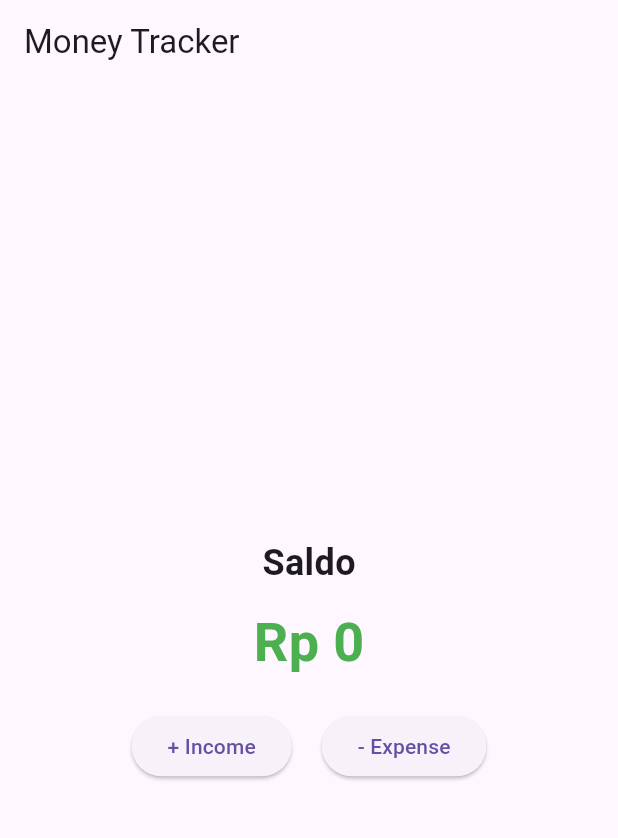
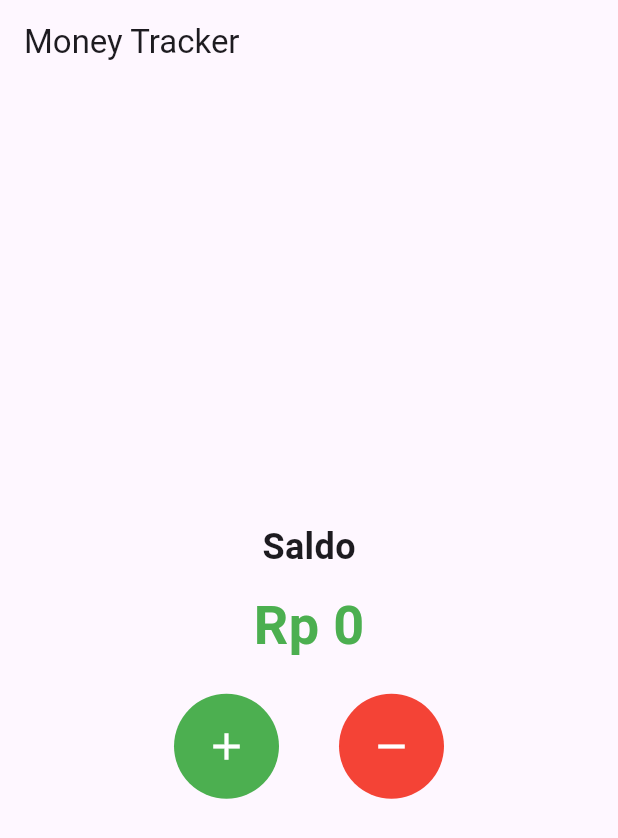
Before and after one commit to rasjidzz/Money-Tracker, a Flutter app: the screen it shows after launch, on a phone screen of 412 x 824 dp. Shown: the top 838 px of the screen. Run offline on Flutter 3.47's test engine with Material 3 defaults, Android fonts, the phone set to English and light mode, and no system bars; our stand-ins replace sqflite; accounts and stored records are empty.

Commit message:
upd : button improvement

```diff
--- a/lib/page/homepage.dart
+++ b/lib/page/homepage.dart
@@ -88,9 +88,18 @@ class _HomePageState extends State<HomePage> {
             Row(
               mainAxisAlignment: MainAxisAlignment.center,
               children: [
-                ElevatedButton(
+                Container(
+                  width: 70, // Width of the IconButton
+                  height: 70, // Height of the IconButton
+                  decoration: BoxDecoration(
+                    shape: BoxShape
+                        .circle, // Shape of the container, you can change it to your preference
+                    color: Colors.green, // Background color of the container
+                  ),
+                  child: IconButton(
                       onPressed: () async {
-                    Transaction? newTransaction = await showDialog<Transaction>(
+                        Transaction? newTransaction =
+                            await showDialog<Transaction>(
                           context: context,
                           builder: (context) {
                             return AddTransactionDialog(
@@ -104,12 +113,25 @@ class _HomePageState extends State<HomePage> {
                           });
                         }
                       },
-                  child: Text('+ Income'),
+                      icon: Icon(
+                        Icons.add,
+                        size: 30,
+                        color: Colors.white,
+                      )),
                 ),
-                SizedBox(width: 20),
-                ElevatedButton(
+                SizedBox(width: 40),
+                Container(
+                  width: 70, // Width of the IconButton
+                  height: 70, // Height of the IconButton
+                  decoration: BoxDecoration(
+                    shape: BoxShape
+                        .circle, // Shape of the container, you can change it to your preference
+                    color: Colors.red, // Background color of the container
+                  ),
+                  child: IconButton(
                       onPressed: () async {
-                    Transaction? newTransaction = await showDialog<Transaction>(
+                        Transaction? newTransaction =
+                            await showDialog<Transaction>(
                           context: context,
                           builder: (context) {
                             return AddTransactionDialog(
@@ -123,7 +145,11 @@ class _HomePageState extends State<HomePage> {
                           });
                         }
                       },
-                  child: Text('- Expense'),
+                      icon: Icon(
+                        Icons.remove,
+                        size: 30,
+                        color: Colors.white,
+                      )),
                 ),
               ],
             ),
```
Lines whose indentation alone changed are shown as unchanged.
